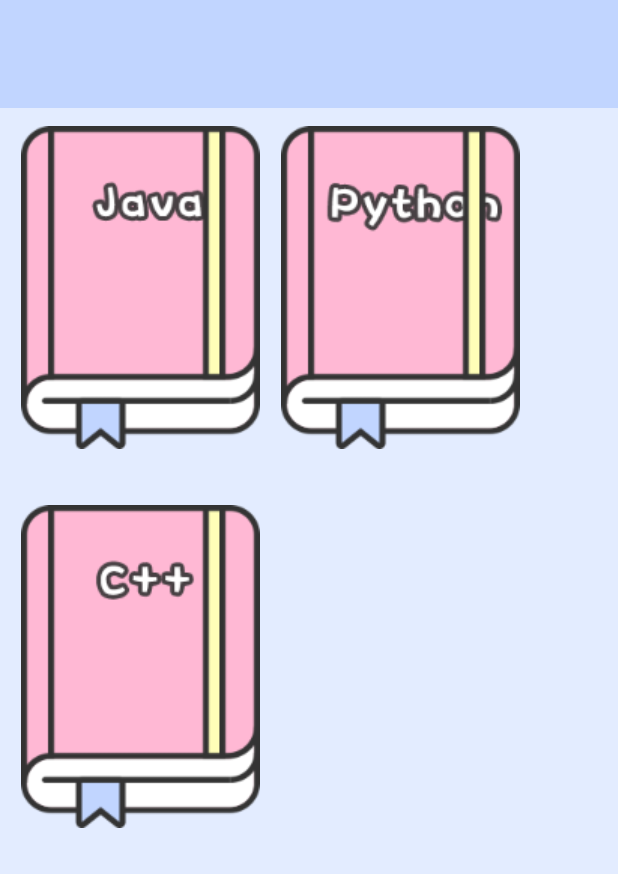
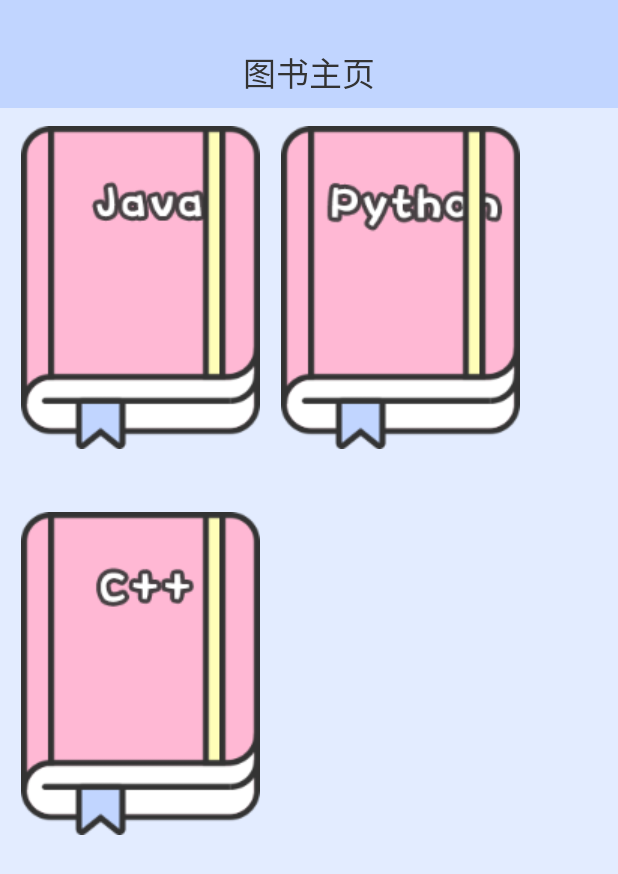
Before and after one commit to Liujiaohan/ClothesCamera, an Android app: the BookActivity screen opened directly, with no data from a screen before it, on a phone screen of 412 x 824 dp. Shown: the top 874 px of the screen. Run offline under Robolectric (Android 15) with nearby library versions, the phone set to English and light mode, and no system bars.

Commit message:
更改了一下xml

```diff
--- a/app/src/main/res/layout/activity_book.xml
+++ b/app/src/main/res/layout/activity_book.xml
@@ -9,6 +9,11 @@
     tools:context="com.liujiaohan.clothescamera.activity.BookActivity">
 
     <TextView
+        android:gravity="center"
+        android:layout_gravity="center"
+        android:textSize="22sp"
+        android:textColor="#333333"
+        android:text="图书主页"
         android:background="#c1d5ff"
         android:layout_marginTop="24dp"
         android:layout_width="match_parent"
@@ -63,7 +68,7 @@
         <ImageView
             android:id="@+id/c"
             android:background="@mipmap/c"
-            android:layout_marginTop="17dp"
+            android:layout_marginTop="22dp"
             android:layout_marginLeft="14dp"
             android:layout_width="159dp"
             android:layout_height="215dp" />
```
